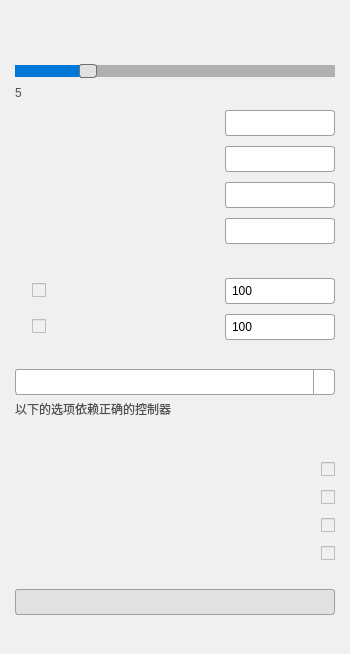
Above: src/ui/MainWindow.ui from Dawson924/MouseFlightControl before the change. Below: the same form after it.
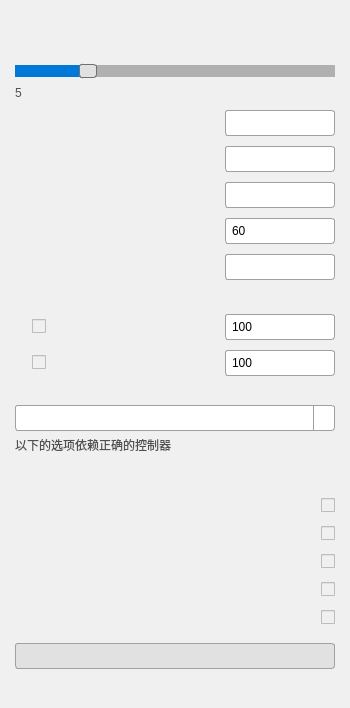
That is the form after the change. Icons and pictures are not drawn.

Diff of the .ui file:
```diff
--- a/src/ui/MainWindow.ui
+++ b/src/ui/MainWindow.ui
@@ -319,6 +319,48 @@
                     </layout>
                 </item>
 
+                <!-- 自由视角fov选项 -->
+                <item>
+                    <layout class="QHBoxLayout" name="freelookFovLayout">
+                        <property name="spacing">
+                            <number>10</number>
+                        </property>
+                        <item>
+                            <widget class="QLabel" name="freelookFovLabel">
+                                <property name="text">
+                                    <string></string>
+                                </property>
+                            </widget>
+                        </item>
+                        <item>
+                            <spacer>
+                                <property name="orientation">
+                                    <enum>Qt::Horizontal</enum>
+                                </property>
+                                <property name="sizeHint" stdset="0">
+                                    <size>
+                                        <width>40</width>
+                                        <height>20</height>
+                                    </size>
+                                </property>
+                            </spacer>
+                        </item>
+                        <item>
+                            <widget class="QSpinBox" name="freelookFovSpinBox">
+                                <property name="value">
+                                    <number></number>
+                                </property>
+                                <property name="minimum">
+                                    <number>60</number>
+                                </property>
+                                <property name="maximum">
+                                    <number>120</number>
+                                </property>
+                            </widget>
+                        </item>
+                    </layout>
+                </item>
+
                 <!-- 地面滑行模式 -->
                 <item>
                     <layout class="QHBoxLayout" name="taxiModeLayout">
@@ -691,6 +733,42 @@
                                 </item>
                             </layout>
                         </item>
+
+                        <!-- 自由视角自动回中 -->
+                        <item>
+                            <layout class="QHBoxLayout">
+                                <property name="spacing">
+                                    <number>10</number>
+                                </property>
+                                <item>
+                                    <widget class="QLabel" name="freelookAutoCenterLabel">
+                                        <property name="text">
+                                            <string></string>
+                                        </property>
+                                    </widget>
+                                </item>
+                                <item>
+                                    <spacer>
+                                        <property name="orientation">
+                                            <enum>Qt::Horizontal</enum>
+                                        </property>
+                                        <property name="sizeHint" stdset="0">
+                                            <size>
+                                                <width>40</width>
+                                                <height>20</height>
+                                            </size>
+                                        </property>
+                                    </spacer>
+                                </item>
+                                <item>
+                                    <widget class="QCheckBox" name="freelookAutoCenterOption">
+                                        <property name="checked">
+                                            <bool>false</bool>
+                                        </property>
+                                    </widget>
+                                </item>
+                            </layout>
+                        </item>
                     </layout>
                 </item>
 
@@ -721,7 +799,7 @@
                         <property name="sizeHint" stdset="0">
                             <size>
                                 <width>0</width>
-                                <height>15</height>
+                                <height>5</height>
                             </size>
                         </property>
                     </spacer>
```
